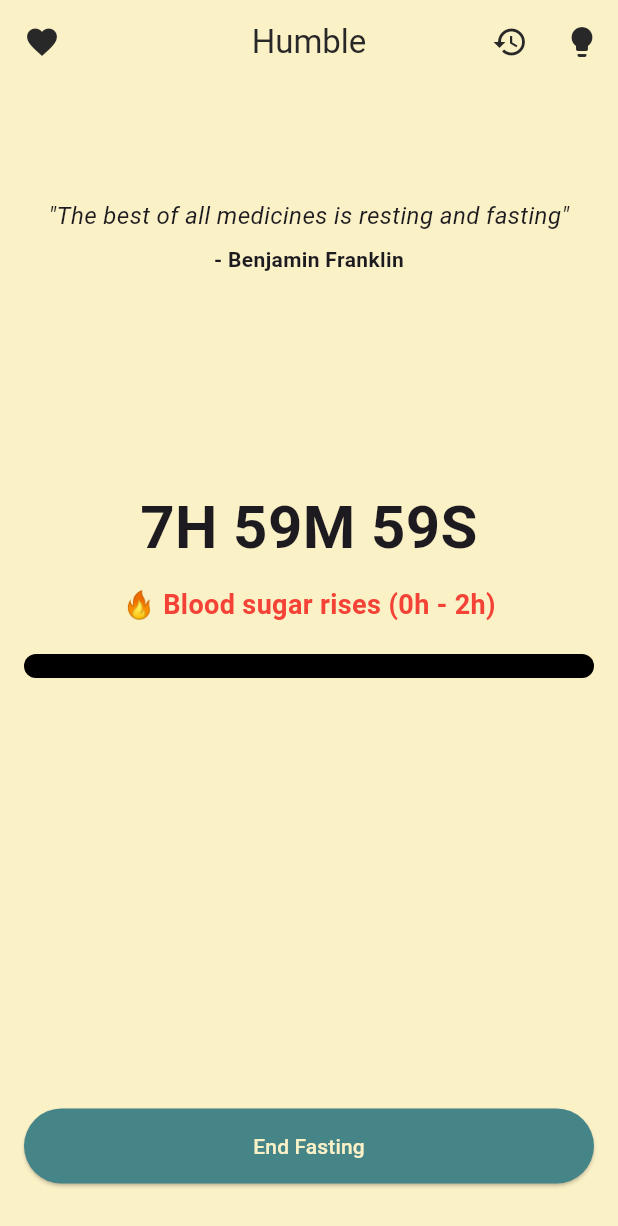
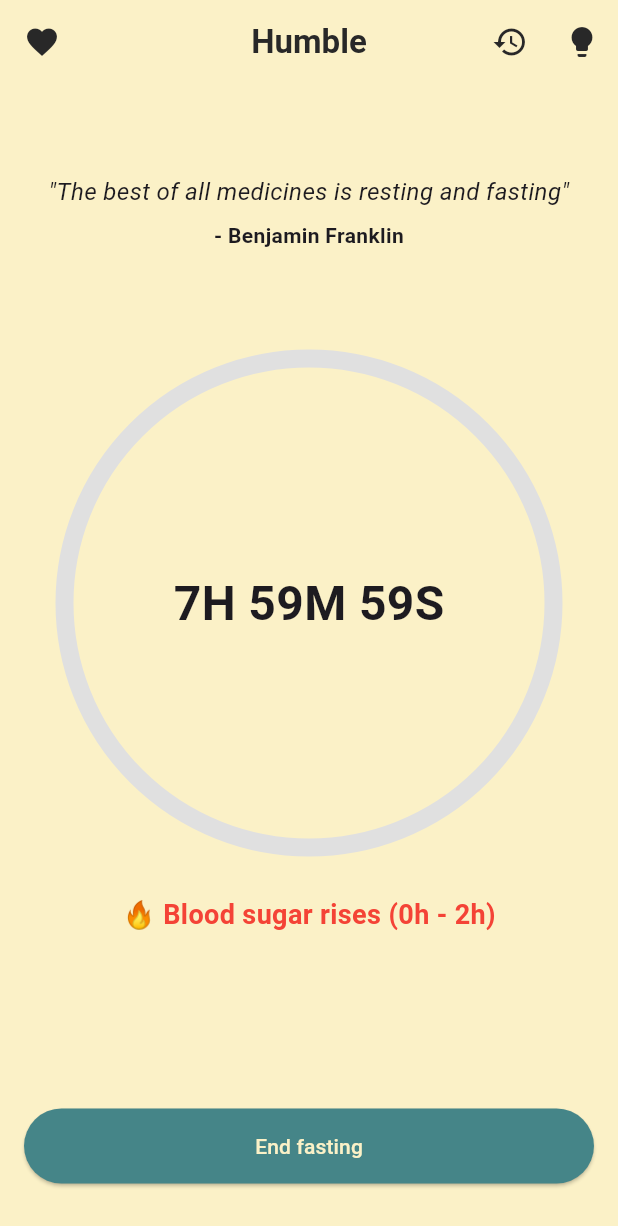
Before and after one commit to untreu2/humble, a Flutter app: the screen it shows after launch, after a tap on an icon or button, on a phone screen of 412 x 824 dp. Shown: the top 1226 px of the screen. Run offline on Flutter 3.47's test engine with Material 3 defaults, Android fonts, the phone set to English and light mode, and no system bars; our stand-ins replace shared_preferences.

Commit message:
Added circle and improved UX

```diff
--- a/lib/all_durations_page.dart
+++ b/lib/all_durations_page.dart
@@ -48,11 +48,11 @@ class _AllDurationsPageState extends State<AllDurationsPage> {
                           content: Text(
                               'Are you sure you want to delete this fasting record? (${formatDuration(_durations[index])})'),
                           actions: [
-                            TextButton(
+                            ElevatedButton(
                               onPressed: () => Navigator.of(context).pop(),
                               child: const Text('Cancel'),
                             ),
-                            TextButton(
+                            ElevatedButton(
                               onPressed: () {
                                 _deleteDuration(index);
                                 Navigator.of(context).pop();
--- a/lib/donate_dialog.dart
+++ b/lib/donate_dialog.dart
@@ -30,32 +30,10 @@ class DonateDialog extends StatelessWidget {
               ),
             ],
           ),
-          const SizedBox(height: 10),
-          const Row(children: [Expanded(child: Text("On-chain:"))]),
-          const SizedBox(height: 10),
-          Row(
-            children: [
-              const Expanded(
-                  child: SelectableText(
-                      'bc1qr2zfelma4vmsnwhyn88yctfxjtmu2d0xs55eh3')),
-              IconButton(
-                icon: const Icon(Icons.copy),
-                onPressed: () {
-                  Clipboard.setData(
-                      const ClipboardData(text: 'bc1qr2zfelma4vmsnwhyn88yctfxjtmu2d0xs55eh3'))
-                      .then((_) {
-                    ScaffoldMessenger.of(context).showSnackBar(
-                      const SnackBar(content: Text('Copied.')),
-                    );
-                  });
-                },
-              ),
-            ],
-          ),
         ],
       ),
       actions: [
-        TextButton(
+        ElevatedButton(
           onPressed: () {
             Navigator.of(context).pop();
           },
--- a/lib/fasting_screen.dart
+++ b/lib/fasting_screen.dart
@@ -36,7 +36,6 @@ class _FastingScreenState extends State<FastingScreen> with TickerProviderStateM
   @override
   void initState() {
     super.initState();
-
     _quoteController = AnimationController(
       duration: const Duration(milliseconds: 300),
       vsync: this,
@@ -45,12 +44,10 @@ class _FastingScreenState extends State<FastingScreen> with TickerProviderStateM
       parent: _quoteController,
       curve: Curves.easeIn,
     );
-
     _progressController = AnimationController(
       duration: const Duration(milliseconds: 300),
       vsync: this,
     );
-
     _loadData();
     _selectRandomQuote();
   }
@@ -59,7 +56,6 @@ class _FastingScreenState extends State<FastingScreen> with TickerProviderStateM
     await _loadLastMealTime();
     await _loadFastDurations();
     await _loadSelectedFastingGoal();
-
     if (_lastMealTime != null && _selectedFastingGoal != null) {
       _startTimer();
     }
@@ -107,15 +103,220 @@ class _FastingScreenState extends State<FastingScreen> with TickerProviderStateM
     }
   }
 
+  Duration _calculateRemainingTime() {
+    if (_lastMealTime == null || _selectedFastingGoal == null) {
+      return Duration.zero;
+    }
+    Duration passed = DateTime.now().difference(_lastMealTime!);
+    return _selectedFastingGoal! - passed;
+  }
+
+  Future<void> _loadLastMealTime() async {
+    final time = await loadLastMealTime();
+    if (time != null) {
+      setState(() {
+        _lastMealTime = time;
+      });
+    }
+  }
+
+  Future<void> _loadSelectedFastingGoal() async {
+    final goal = await loadSelectedFastingGoal();
+    if (goal != null) {
+      setState(() {
+        _selectedFastingGoal = goal;
+      });
+    }
+  }
+
+  Future<void> _loadFastDurations() async {
+    final durations = await loadFastDurations();
+    setState(() {
+      _fastDurations = durations;
+    });
+  }
+
+  Future<void> _showCustomFastingDialog() async {
+    final TextEditingController controller = TextEditingController();
+    await showDialog(
+      context: context,
+      builder: (context) {
+        return AlertDialog(
+          title: const Text('Custom Fasting Duration'),
+          content: TextField(
+            controller: controller,
+            keyboardType: TextInputType.number,
+            decoration: const InputDecoration(
+              labelText: 'Enter fasting duration in hours',
+            ),
+          ),
+          actions: [
+            ElevatedButton(
+              onPressed: () {
+                Navigator.of(context).pop();
+              },
+              child: const Text('Cancel'),
+            ),
+            ElevatedButton(
+              onPressed: () {
+                final input = controller.text;
+                if (input.isNotEmpty) {
+                  final hours = int.tryParse(input);
+                  if (hours != null && hours > 0) {
+                    setState(() {
+                      _selectedFastingGoal = Duration(hours: hours);
+                      _lastMealTime = DateTime.now();
+                      saveLastMealTime(_lastMealTime);
+                      saveSelectedFastingGoal(_selectedFastingGoal);
+                      _startTimer();
+                      _selectRandomQuote();
+                    });
+                  }
+                }
+                Navigator.of(context).pop();
+              },
+              child: const Text('Start'),
+            ),
+          ],
+        );
+      },
+    );
+  }
+
+  void _showDonateDialog() {
+    showDialog(
+      context: context,
+      builder: (BuildContext context) {
+        return const DonateDialog();
+      },
+    );
+  }
+
+  Widget _buildFastingButton(String text, VoidCallback onPressed) {
+    return Padding(
+      padding: const EdgeInsets.symmetric(vertical: 4.0),
+      child: ElevatedButton(
+        onPressed: onPressed,
+        style: ElevatedButton.styleFrom(
+          minimumSize: const Size(double.infinity, 40),
+        ),
+        child: Text(text),
+      ),
+    );
+  }
+
+  Widget _buildFastingOptions() {
+    return Padding(
+      key: const ValueKey('fastingOptions'),
+      padding: const EdgeInsets.symmetric(horizontal: 16.0),
+      child: Column(
+        mainAxisSize: MainAxisSize.min,
+        crossAxisAlignment: CrossAxisAlignment.stretch,
+        children: [
+          ..._fastingOptions.map((hours) {
+            return ScaleTransition(
+              scale: Tween<double>(begin: 1.0, end: 1.05).animate(
+                CurvedAnimation(
+                  parent: _progressController,
+                  curve: Curves.easeInOut,
+                ),
+              ),
+              child: _buildFastingButton('$hours-hour fast', () {
+                setState(() {
+                  _selectedFastingGoal = Duration(hours: hours);
+                  _lastMealTime = DateTime.now();
+                  saveLastMealTime(_lastMealTime);
+                  saveSelectedFastingGoal(_selectedFastingGoal);
+                  _startTimer();
+                  _selectRandomQuote();
+                });
+              }),
+            );
+          }).toList(),
+          ScaleTransition(
+            scale: Tween<double>(begin: 1.0, end: 1.05).animate(
+              CurvedAnimation(
+                parent: _progressController,
+                curve: Curves.easeInOut,
+              ),
+            ),
+            child: _buildFastingButton('Custom', _showCustomFastingDialog),
+          ),
+        ],
+      ),
+    );
+  }
+
+  Widget _buildFastingContent(bool fastingCompleted, String message) {
+    Duration remainingTime = _calculateRemainingTime();
+    String remainingTimeStr = formatDuration(
+      remainingTime > Duration.zero ? remainingTime : Duration.zero,
+    );
+    double progressValue = 0.0;
+    if (_selectedFastingGoal != null && _selectedFastingGoal!.inSeconds > 0) {
+      final elapsedSeconds = _elapsedTime.inSeconds;
+      final goalSeconds = _selectedFastingGoal!.inSeconds;
+      progressValue = (elapsedSeconds / goalSeconds).clamp(0.0, 1.0);
+    }
+    bool isDarkMode = Theme.of(context).brightness == Brightness.dark;
+    Color circleBackgroundColor = isDarkMode ? Colors.grey[800]! : Colors.grey[300]!;
+    Color progressColor = Colors.redAccent;
+    return Column(
+      key: const ValueKey('fastingContent'),
+      mainAxisSize: MainAxisSize.min,
+      children: <Widget>[
+        const SizedBox(height: 75),
+        CircularCountdownTimer(
+          progress: progressValue,
+          remainingTime: remainingTimeStr,
+          progressColor: progressColor,
+          backgroundColor: circleBackgroundColor,
+          size: 350,
+        ),
+        const SizedBox(height: 20),
+        FadeTransition(
+          opacity: _quoteAnimation,
+          child: Text(
+            message,
+            style: const TextStyle(
+              fontSize: 18,
+              fontWeight: FontWeight.bold,
+              color: Colors.red,
+            ),
+            textAlign: TextAlign.center,
+          ),
+        ),
+        const SizedBox(height: 20),
+        if (fastingCompleted)
+          FadeTransition(
+            opacity: _quoteAnimation,
+            child: const Text(
+              'Fasting Completed!',
+              style: TextStyle(
+                fontSize: 18,
+                fontWeight: FontWeight.bold,
+                color: Colors.green,
+              ),
+              textAlign: TextAlign.center,
+            ),
+          ),
+      ],
+    );
+  }
+
   @override
   Widget build(BuildContext context) {
     Duration remainingTime = _calculateRemainingTime();
     bool fastingCompleted = remainingTime <= Duration.zero && _selectedFastingGoal != null;
     String message = calculateMessage(_elapsedTime);
-
     return Scaffold(
       appBar: AppBar(
-        title: const Text('Humble'),
+        title: const Text(
+          'Humble',
+          style: TextStyle(
+            fontWeight: FontWeight.bold,
+          ),
+        ),
         centerTitle: true,
         leading: IconButton(
           icon: const Icon(Icons.favorite),
@@ -150,7 +351,6 @@ class _FastingScreenState extends State<FastingScreen> with TickerProviderStateM
               child: Container(
                 height: 150,
                 width: double.infinity,
-                padding: const EdgeInsets.all(16.0),
                 child: _randomQuote != null
                     ? SingleChildScrollView(
                         child: Column(
@@ -219,239 +419,91 @@ class _FastingScreenState extends State<FastingScreen> with TickerProviderStateM
                 style: ElevatedButton.styleFrom(
                   minimumSize: const Size(double.infinity, 50),
                 ),
-                child: const Text("End Fasting"),
+                child: const Text("End fasting"),
               ),
             )
           : null,
     );
   }
+}
 
-  Widget _buildFastingButton(String text, VoidCallback onPressed) {
-    return Padding(
-      padding: const EdgeInsets.symmetric(vertical: 4.0),
-      child: ElevatedButton(
-        onPressed: onPressed,
-        style: ElevatedButton.styleFrom(
-          minimumSize: const Size(double.infinity, 40),
+class CircularCountdownTimer extends StatelessWidget {
+  final double progress;
+  final String remainingTime;
+  final Color progressColor;
+  final Color backgroundColor;
+  final double size;
+
+  const CircularCountdownTimer({
+    Key? key,
+    required this.progress,
+    required this.remainingTime,
+    required this.progressColor,
+    required this.backgroundColor,
+    this.size = 200,
+  }) : super(key: key);
+
+  @override
+  Widget build(BuildContext context) {
+    return SizedBox(
+      width: size,
+      height: size,
+      child: CustomPaint(
+        painter: _CircularCountdownPainter(
+          progress: progress,
+          progressColor: progressColor,
+          backgroundColor: backgroundColor,
         ),
-        child: Text(text),
+        child: Center(
+          child: Text(
+            remainingTime,
+            style: const TextStyle(
+              fontSize: 32,
+              fontWeight: FontWeight.bold,
+            ),
+          ),
+        ),
       ),
     );
   }
+}
 
-  Widget _buildFastingOptions() {
-    return Padding(
-      key: const ValueKey('fastingOptions'),
-      padding: const EdgeInsets.symmetric(horizontal: 16.0),
-      child: Column(
-        mainAxisSize: MainAxisSize.min,
-        crossAxisAlignment: CrossAxisAlignment.stretch,
-        children: [
-          ..._fastingOptions.map((hours) {
-            return ScaleTransition(
-              scale: Tween<double>(begin: 1.0, end: 1.05).animate(
-                CurvedAnimation(
-                  parent: _progressController,
-                  curve: Curves.easeInOut,
-                ),
-              ),
-              child: _buildFastingButton('$hours-hour fast', () {
-                setState(() {
-                  _selectedFastingGoal = Duration(hours: hours);
-                  _lastMealTime = DateTime.now();
-                  saveLastMealTime(_lastMealTime);
-                  saveSelectedFastingGoal(_selectedFastingGoal);
-                  _startTimer();
-                  _selectRandomQuote();
-                });
-              }),
-            );
-          }).toList(),
-          ScaleTransition(
-            scale: Tween<double>(begin: 1.0, end: 1.05).animate(
-              CurvedAnimation(
-                parent: _progressController,
-                curve: Curves.easeInOut,
-              ),
-            ),
-            child: _buildFastingButton('Custom', _showCustomFastingDialog),
-          ),
-        ],
-      ),
+class _CircularCountdownPainter extends CustomPainter {
+  final double progress;
+  final Color progressColor;
+  final Color backgroundColor;
+
+  _CircularCountdownPainter({
+    required this.progress,
+    required this.progressColor,
+    required this.backgroundColor,
+  });
+
+  @override
+  void paint(Canvas canvas, Size size) {
+    double strokeWidth = 12;
+    double radius = (size.width / 2) - strokeWidth;
+    Offset center = Offset(size.width / 2, size.height / 2);
+    Paint bgPaint = Paint()
+      ..color = backgroundColor
+      ..strokeWidth = strokeWidth
+      ..style = PaintingStyle.stroke;
+    Paint progressPaint = Paint()
+      ..color = progressColor
+      ..strokeWidth = strokeWidth
+      ..style = PaintingStyle.stroke
+      ..strokeCap = StrokeCap.round;
+    canvas.drawCircle(center, radius, bgPaint);
+    double sweepAngle = 2 * pi * progress;
+    canvas.drawArc(
+      Rect.fromCircle(center: center, radius: radius),
+      -pi / 2,
+      sweepAngle,
+      false,
+      progressPaint,
     );
   }
 
-  Future<void> _showCustomFastingDialog() async {
-    final TextEditingController controller = TextEditingController();
-    await showDialog(
-      context: context,
-      builder: (context) {
-        return AlertDialog(
-          title: const Text('Custom Fasting Duration'),
-          content: TextField(
-            controller: controller,
-            keyboardType: TextInputType.number,
-            decoration: const InputDecoration(
-              labelText: 'Enter fasting duration in hours',
-            ),
-          ),
-          actions: [
-            TextButton(
-              onPressed: () {
-                Navigator.of(context).pop();
-              },
-              child: const Text('Cancel'),
-            ),
-            TextButton(
-              onPressed: () {
-                final input = controller.text;
-                if (input.isNotEmpty) {
-                  final hours = int.tryParse(input);
-                  if (hours != null && hours > 0) {
-                    setState(() {
-                      _selectedFastingGoal = Duration(hours: hours);
-                      _lastMealTime = DateTime.now();
-                      saveLastMealTime(_lastMealTime);
-                      saveSelectedFastingGoal(_selectedFastingGoal);
-                      _startTimer();
-                      _selectRandomQuote();
-                    });
-                  }
-                }
-                Navigator.of(context).pop();
-              },
-              child: const Text('Start'),
-            ),
-          ],
-        );
-      },
-    );
-  }
-
-  Widget _buildFastingContent(bool fastingCompleted, String message) {
-    Duration remainingTime = _calculateRemainingTime();
-    String remainingTimeStr = formatDuration(
-      remainingTime > Duration.zero ? remainingTime : Duration.zero,
-    );
-
-    double progressValue = 0.0;
-    if (_selectedFastingGoal != null && _selectedFastingGoal!.inSeconds > 0) {
-      final elapsedSeconds = _elapsedTime.inSeconds;
-      final goalSeconds = _selectedFastingGoal!.inSeconds;
-      progressValue = (elapsedSeconds / goalSeconds).clamp(0.0, 1.0);
-    }
-
-    bool isDarkMode = Theme.of(context).brightness == Brightness.dark;
-    Color backgroundColor = isDarkMode ? Colors.white : Colors.black;
-    Color progressColor = Colors.red;
-
-    return Column(
-      key: const ValueKey('fastingContent'),
-      mainAxisSize: MainAxisSize.min,
-      children: <Widget>[
-        AnimatedSwitcher(
-          duration: const Duration(milliseconds: 300),
-          transitionBuilder: (Widget child, Animation<double> animation) {
-            return FadeTransition(
-              opacity: animation,
-              child: child,
-            );
-          },
-          child: Text(
-            remainingTimeStr,
-            key: ValueKey<String>(remainingTimeStr),
-            style: const TextStyle(fontSize: 40, fontWeight: FontWeight.bold),
-            textAlign: TextAlign.center,
-          ),
-        ),
-        const SizedBox(height: 10),
-        FadeTransition(
-          opacity: _quoteAnimation,
-          child: Text(
-            message,
-            style: const TextStyle(
-              fontSize: 18,
-              fontWeight: FontWeight.bold,
-              color: Colors.red,
-            ),
-            textAlign: TextAlign.center,
-          ),
-        ),
-        const SizedBox(height: 20),
-        Padding(
-          padding: const EdgeInsets.symmetric(horizontal: 16.0),
-          child: ClipRRect(
-            borderRadius: BorderRadius.circular(10.0),
-            child: AnimatedBuilder(
-              animation: _progressController,
-              builder: (context, child) {
-                return LinearProgressIndicator(
-                  value: progressValue,
-                  minHeight: 16.0,
-                  backgroundColor: backgroundColor,
-                  valueColor: AlwaysStoppedAnimation<Color>(progressColor),
-                );
-              },
-            ),
-          ),
-        ),
-        const SizedBox(height: 20),
-        if (fastingCompleted)
-          FadeTransition(
-            opacity: _quoteAnimation,
-            child: const Text(
-              'Fasting Completed!',
-              style: TextStyle(
-                fontSize: 18,
-                fontWeight: FontWeight.bold,
-                color: Colors.green,
-              ),
-              textAlign: TextAlign.center,
-            ),
-          ),
-      ],
-    );
-  }
-
-  Duration _calculateRemainingTime() {
-    if (_lastMealTime == null || _selectedFastingGoal == null) {
-      return Duration.zero;
-    }
-    Duration passed = DateTime.now().difference(_lastMealTime!);
-    return _selectedFastingGoal! - passed;
-  }
-
-  Future<void> _loadLastMealTime() async {
-    final time = await loadLastMealTime();
-    if (time != null) {
-      setState(() {
-        _lastMealTime = time;
-      });
-    }
-  }
-
-  Future<void> _loadSelectedFastingGoal() async {
-    final goal = await loadSelectedFastingGoal();
-    if (goal != null) {
-      setState(() {
-        _selectedFastingGoal = goal;
-      });
-    }
-  }
-
-  Future<void> _loadFastDurations() async {
-    final durations = await loadFastDurations();
-    setState(() {
-      _fastDurations = durations;
-    });
-  }
-
-  void _showDonateDialog() {
-    showDialog(
-      context: context,
-      builder: (BuildContext context) {
-        return const DonateDialog();
-      },
-    );
-  }
+  @override
+  bool shouldRepaint(covariant CustomPainter oldDelegate) => true;
 }
```
Also changed, not shown: 25 other files.
